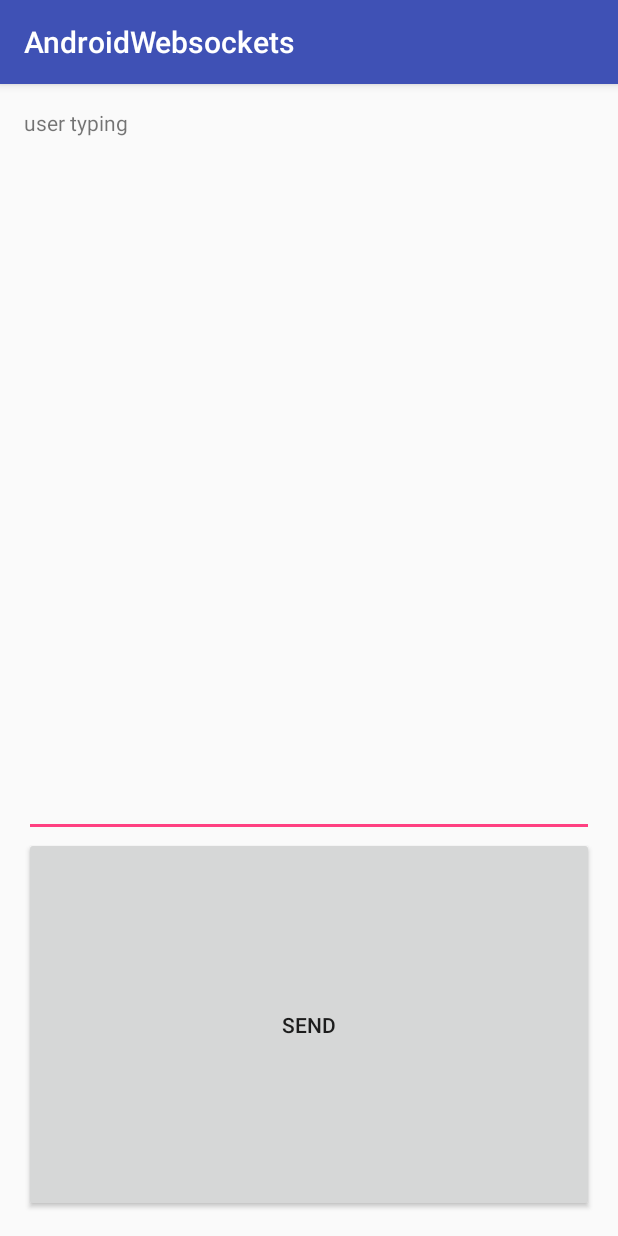
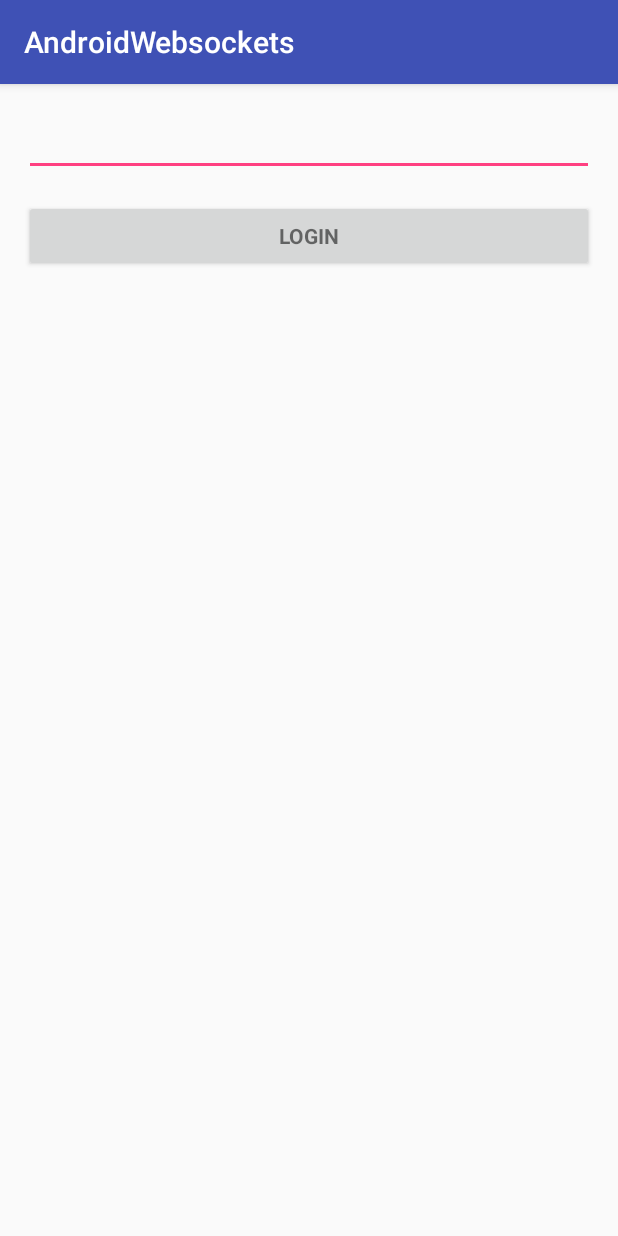
Before and after one commit to domar007/Android_Websocket, an Android app: the screen it shows after launch (MainActivity before the commit, LoginActivity after it), on a phone screen of 412 x 824 dp. Run offline under Robolectric (Android 15) with nearby library versions, the phone set to English and light mode, and no system bars.

Commit message:
add login page

```diff
--- a/app/src/main/AndroidManifest.xml
+++ b/app/src/main/AndroidManifest.xml
@@ -10,13 +10,17 @@
         android:label="@string/app_name"
         android:supportsRtl="true"
         android:theme="@style/AppTheme" >
-        <activity android:name=".MainActivity" >
+        <activity android:name=".LoginActivity" >
             <intent-filter>
                 <action android:name="android.intent.action.MAIN" />
 
                 <category android:name="android.intent.category.LAUNCHER" />
             </intent-filter>
         </activity>
+        <activity android:name=".MainActivity" >
+
+        </activity>
+
     </application>
 
 </manifest>
--- /dev/null
+++ b/app/src/main/java/com/example/stefan/androidwebsockets/LoginActivity.java
@@ -0,0 +1,45 @@
+package com.example.stefan.androidwebsockets;
+
+import android.os.Bundle;
+import android.support.v7.app.AppCompatActivity;
+import android.view.View;
+import android.widget.Button;
+import android.widget.EditText;
+import android.content.Intent;
+
+/**
+ * Created by waelgabsi on 26.11.15.
+ */
+public class LoginActivity  extends AppCompatActivity {
+
+    private EditText mUsernameView;
+
+    private String mUsername;
+
+    @Override
+    protected void onCreate(Bundle savedInstanceState) {
+        super.onCreate(savedInstanceState);
+        setContentView(R.layout.activity_login);
+
+        mUsernameView = (EditText) findViewById(R.id.username_input);
+        Button signInButton = (Button) findViewById(R.id.login_button);
+
+
+
+        signInButton.setOnClickListener(new View.OnClickListener() {
+            public void onClick(View v) {
+                // Perform action on click
+                String username = mUsernameView.getText().toString().trim();
+                Intent activityChangeIntent = new Intent(LoginActivity.this, MainActivity.class);
+                activityChangeIntent.putExtra("username", username);
+                // currentContext.startActivity(activityChangeIntent);
+
+                LoginActivity.this.startActivity(activityChangeIntent);
+            }
+        });
+
+
+    }
+
+
+}
--- a/app/src/main/java/com/example/stefan/androidwebsockets/MainActivity.java
+++ b/app/src/main/java/com/example/stefan/androidwebsockets/MainActivity.java
@@ -30,6 +30,7 @@ public class MainActivity extends AppCompatActivity {
     private boolean textChanged = true;
     private JSONObject json;
     String uuid;
+    String value;
 
     @Override
     protected void onCreate(Bundle savedInstanceState) {
@@ -40,13 +41,19 @@ public class MainActivity extends AppCompatActivity {
 
     private void init() {
 
+        Bundle extras = getIntent().getExtras();
+        if(extras !=null) {
+            value = extras.getString("username");
+        }
+
         user = (TextView) findViewById(R.id.username);
         button = (Button) findViewById(R.id.send_button);
         text = (EditText) findViewById(R.id.edit_text);
 
         json = new JSONObject();
         connectToWebSocket();
-         uuid = UUID.randomUUID().toString();
+        // uuid = UUID.randomUUID().toString();
+        uuid = value ;
         button.setOnClickListener(new View.OnClickListener() {
             public void onClick(View v) {
                 mWebSocketClient.send(text.getText().toString());
--- /dev/null
+++ b/app/src/main/res/layout/activity_login.xml
@@ -0,0 +1,37 @@
+<?xml version="1.0" encoding="utf-8"?>
+<RelativeLayout xmlns:android="http://schemas.android.com/apk/res/android"
+    xmlns:tools="http://schemas.android.com/tools" android:layout_width="match_parent"
+    android:layout_height="match_parent" android:paddingLeft="@dimen/activity_horizontal_margin"
+    android:paddingRight="@dimen/activity_horizontal_margin"
+    android:paddingTop="@dimen/activity_vertical_margin"
+    android:paddingBottom="@dimen/activity_vertical_margin" tools:context=".MainActivity">
+
+    <LinearLayout
+        android:layout_width="match_parent"
+        android:layout_height="wrap_content"
+        android:layout_gravity="center"
+        android:orientation="vertical">
+
+        <EditText
+            android:id="@+id/username_input"
+            android:layout_width="match_parent"
+            android:layout_height="wrap_content"
+
+            android:imeActionId="@+id/login"
+
+            android:imeOptions="actionUnspecified"
+            android:inputType="textPersonName"
+            android:maxLength="14"
+            android:maxLines="1"
+            android:singleLine="true"/>
+        <Button
+            android:id="@+id/login_button"
+            style="?android:textAppearanceSmall"
+            android:layout_width="match_parent"
+            android:layout_height="wrap_content"
+            android:layout_marginTop="16dp"
+            android:text="login"
+            android:textStyle="bold"/>
+
+    </LinearLayout>
+</RelativeLayout>
```
